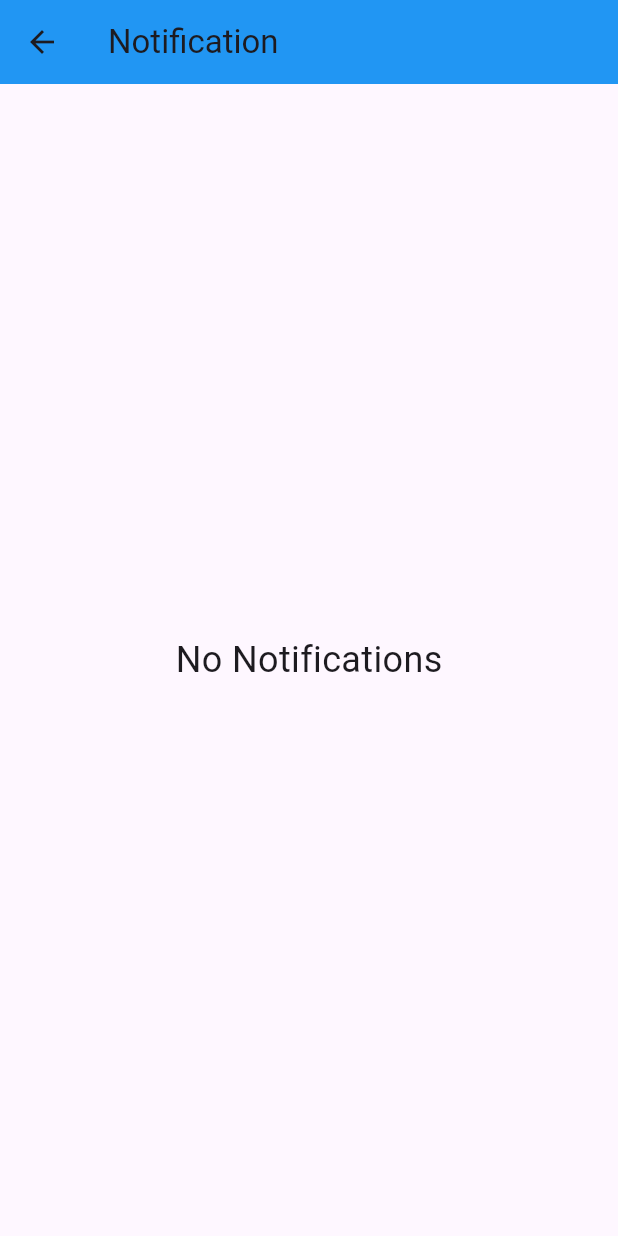
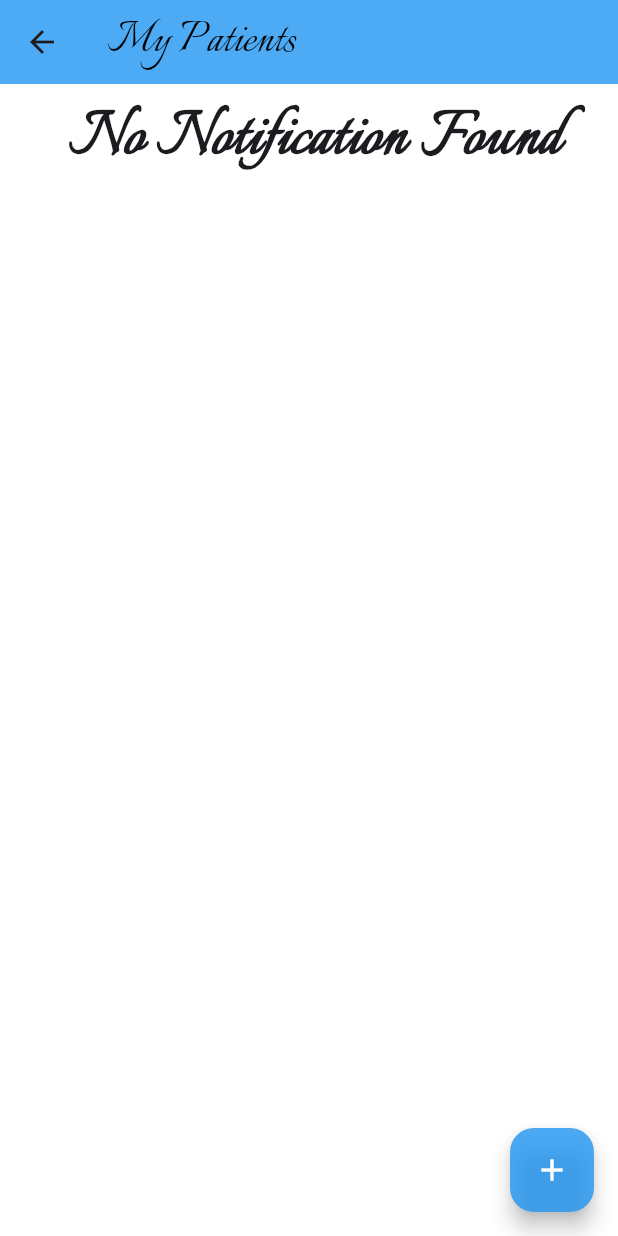
Before and after one commit to abdearrahmane-z/myPatientsApp, a Flutter app: the screen it shows after launch, scrolled down 204 dp, after a tap on the "notifications" icon, on a phone screen of 412 x 824 dp. Run offline on Flutter 3.47's test engine with Material 3 defaults, Android fonts, the light colour scheme and no system bars; our stand-ins replace flutter_screenutil, get.

```diff
--- /dev/null
+++ b/lib/controller/notification_controller.dart
@@ -0,0 +1,19 @@
+import 'package:get/get_state_manager/src/simple/get_controllers.dart';
+
+class NotificationController  extends GetxController {
+
+  // List<String> notification = [
+  //   "Patient 1: Appointment at 10:00 AM",
+  //   "Patient 2: Appointment at 11:00 AM",
+  //   "Patient 3: Appointment at 12:00 PM",
+  //   "Patient 4: Appointment at 1:00 PM",
+  //   "Patient 5: Appointment at 2:00 PM",
+  // ];
+
+  List<String> notification = [];
+
+
+
+
+
+}
--- a/lib/controller/home_controller.dart
+++ b/lib/controller/patients_List_controller.dart
@@ -1,7 +1,7 @@
 import 'package:flutter/material.dart';
 import 'package:get/get.dart';
+import 'package:my_patients/core/testPatient.dart';
 import 'package:my_patients/view/home/widgets/itemForm.dart';
-import 'package:my_patients/core/testPatient.dart';
 
 
 class HomeController extends GetxController {
--- a/lib/main.dart
+++ b/lib/main.dart
@@ -2,8 +2,6 @@ import 'package:flutter/material.dart';
 import 'package:flutter_screenutil/flutter_screenutil.dart';
 import 'package:get/get.dart';
 import 'package:my_patients/view/home/home_page.dart';
-import 'package:my_patients/view/loginPage/login_page.dart';
-
 void main() {
   runApp(const MyApp());
 }
@@ -14,7 +12,10 @@ class MyApp extends StatelessWidget {
   // This widget is the root of your application.
   @override
   Widget build(BuildContext context) {
-    return GetMaterialApp(
+    return ScreenUtilInit(
+      designSize: const Size(375, 812),
+      builder: (context, child) {
+        return GetMaterialApp(
           debugShowCheckedModeBanner: false,
           title: 'My Patients',
           theme: ThemeData(
@@ -22,6 +23,8 @@ class MyApp extends StatelessWidget {
           ),
           home:  HomePage(),
         );
+      },
+    );
 
   }
 }
--- a/lib/view/home/home_page.dart
+++ b/lib/view/home/home_page.dart
@@ -1,6 +1,8 @@
 import 'package:flutter/material.dart';
-import 'package:my_patients/controller/home_controller.dart';
-import 'package:my_patients/view/home/widgets/itemForm.dart';
+import 'package:flutter_screenutil/flutter_screenutil.dart';
+import 'package:get/get.dart';
+import 'package:get/route_manager.dart';
+import 'package:my_patients/controller/patients_List_controller.dart';
 import 'package:my_patients/view/home/widgets/custom_appBar.dart';
 
 class HomePage extends StatelessWidget {
@@ -8,9 +10,7 @@ class HomePage extends StatelessWidget {
 
   @override
   Widget build(BuildContext context) {
-    double screenHeight = MediaQuery.of(context).size.height;
-    double screenWidth = MediaQuery.of(context).size.width;
-    HomeController controller = HomeController();
+    HomeController controller = Get.put(HomeController());
     return SafeArea(
       child: Scaffold(
         appBar: CustomAppbar(),
@@ -26,7 +26,7 @@ class HomePage extends StatelessWidget {
                           alignment: Alignment.center,
                           child: Text(
                             " No Patient Found",
-                            style: TextStyle(fontSize: 50, fontWeight: FontWeight.bold, fontFamily: 'Italianno'),
+                            style: TextStyle(fontSize: 50.spMin, fontWeight: FontWeight.bold, fontFamily: 'Italianno'),
                           ),
                         ),
                         SizedBox(height: MediaQuery.of(context).size.height * 0.05),
--- a/lib/view/home/widgets/itemForm.dart
+++ b/lib/view/home/widgets/itemForm.dart
@@ -1,4 +1,5 @@
 import 'package:flutter/material.dart';
+import 'package:flutter_screenutil/flutter_screenutil.dart';
 import 'package:get/route_manager.dart';
 import 'package:my_patients/view/detailPage/detail_page.dart';
 
@@ -24,7 +25,7 @@ class ItemForm extends StatelessWidget {
       },
       child: ConstrainedBox(
         constraints: BoxConstraints(
-          maxWidth: 800,
+          maxWidth: 700,
         ),
         child: Container(
           padding: const EdgeInsets.all(8),
@@ -44,18 +45,18 @@ class ItemForm extends StatelessWidget {
           child: Row(
             mainAxisAlignment: MainAxisAlignment.spaceBetween,
             children: [
-              Expanded(child: Icon(Icons.person, size: 50)),
+              Expanded(child: Icon(Icons.person, size: 50.spMin)),
               const SizedBox(width: 10),
               Expanded(
                 flex: 3,
                 child: ListTile(
-                  title: Text(name, style: TextStyle(fontSize: 16, fontWeight: FontWeight.bold, overflow: TextOverflow.ellipsis)),
-                  subtitle: Text(details, style: TextStyle(fontSize: 14, overflow: TextOverflow.ellipsis)),
+                  title: Text(name, style: TextStyle(fontSize: 16.spMin, fontWeight: FontWeight.bold, overflow: TextOverflow.ellipsis)),
+                  subtitle: Text(details, style: TextStyle(fontSize: 14.spMin, overflow: TextOverflow.ellipsis)),
                 ),
               ),
-              IconButton(onPressed: (){}, icon: Icon(Icons.delete, color: Colors.red, size: 30,)),
+              IconButton(onPressed: (){}, icon: Icon(Icons.delete, color: Colors.red, size: 30.spMin)),
               const SizedBox(width: 10),
-              Expanded(child: Text(time, style: TextStyle(fontSize: 16))),
+              Expanded(child: Text(time, style: TextStyle(fontSize: 16.spMin))),
 
             ],
           ),
--- a/lib/view/loginPage/widgets/login_form.dart
+++ b/lib/view/loginPage/widgets/login_form.dart
@@ -23,9 +23,9 @@ class LoginForm extends StatelessWidget {
           color: const Color.fromARGB(255, 255, 255, 255),
           boxShadow: [
             BoxShadow(
-              color: Color.fromARGB(255, 0, 0, 0),
+              color: Color.fromARGB(101, 0, 0, 0),
               spreadRadius: 1,
-              blurRadius: 7,
+              blurRadius: 10,
               offset: const Offset(0, 0),
             ),
           ],
--- a/lib/view/notifyPage/notify_Page.dart
+++ b/lib/view/notifyPage/notify_Page.dart
@@ -1,21 +1,55 @@
 import 'package:flutter/material.dart';
+import 'package:my_patients/core/constants/text_styles.dart';
 
 class NotifyPage extends StatelessWidget {
   const NotifyPage({super.key});
 
   @override
   Widget build(BuildContext context) {
-    return SafeArea(child: Scaffold(
-      appBar: AppBar(
-        title: Text('Notification'),
-        backgroundColor: Colors.blue,
-      ),
-      body: Center(
-        child: Text(
-          'No Notifications',
-          style: TextStyle(fontSize: 24),
+    return SafeArea(
+      child: Scaffold(
+        appBar: AppBar(
+          title: Text('My Patients', style: AppTextStyles.appBarText),
+          backgroundColor: Colors.blue.withOpacity(0.8),
+        ),
+        backgroundColor: Colors.white,
+        body: SingleChildScrollView(
+          child: Center(
+            child: Column(
+              children:
+                  // controller.notification.isNotEmpty
+                  //     ? [...controller.notification]
+                  //     :
+                  [
+                        Align(
+                          alignment: Alignment.center,
+                          child: Text(
+                            " No Notification Found",
+                            style: TextStyle(
+                              fontSize: 50,
+                              fontWeight: FontWeight.bold,
+                              fontFamily: 'Italianno',
+                            ),
+                          ),
+                        ),
+                        SizedBox(
+                          height: MediaQuery.of(context).size.height * 0.05,
+                        ),
+                        // LoginForm(), // Uncomment this line to include the login form
+                      ],
+            ),
+          ),
+        ),
+
+        floatingActionButton: FloatingActionButton(
+          backgroundColor: Colors.blue.withOpacity(0.8),
+          foregroundColor: Colors.white,
+          onPressed: () {
+            // Add your action here
+          },
+          child: Icon(Icons.add),
         ),
       ),
-    ));
+    );
   }
 }
--- a/lib/view/signUpPage/signup_page.dart
+++ b/lib/view/signUpPage/signup_page.dart
@@ -1,4 +1,5 @@
 import 'package:flutter/material.dart';
+import 'package:flutter_screenutil/flutter_screenutil.dart';
 import 'package:get/get.dart';
 import 'package:my_patients/controller/authController.dart';
 import 'package:my_patients/view/signUpPage/widgets/signUp_from.dart';
@@ -23,7 +24,7 @@ class SignUpPage extends StatelessWidget {
                 Text(
                   "My Patients",
                   style: TextStyle(
-                    fontSize: 50,
+                    fontSize: 50.spMin,
                     fontWeight: FontWeight.bold,
                     fontFamily: 'Italianno',
                   ),
--- a/lib/view/signUpPage/widgets/signUp_from.dart
+++ b/lib/view/signUpPage/widgets/signUp_from.dart
@@ -22,9 +22,9 @@ class SignUpForm extends StatelessWidget {
           color: const Color.fromARGB(255, 255, 255, 255),
           boxShadow: [
             BoxShadow(
-              color: Color.fromARGB(255, 0, 0, 0),
+              color: Color.fromARGB(101, 0, 0, 0),
               spreadRadius: 1,
-              blurRadius: 7,
+              blurRadius: 10,
               offset: const Offset(0, 0),
             ),
           ],
```
